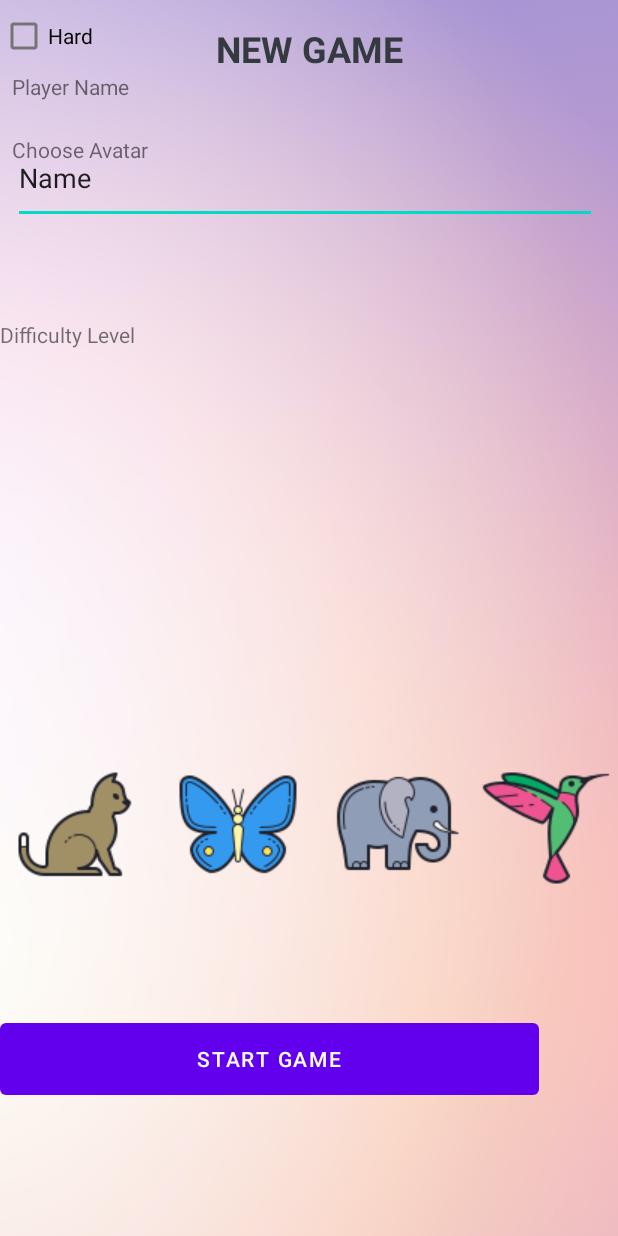
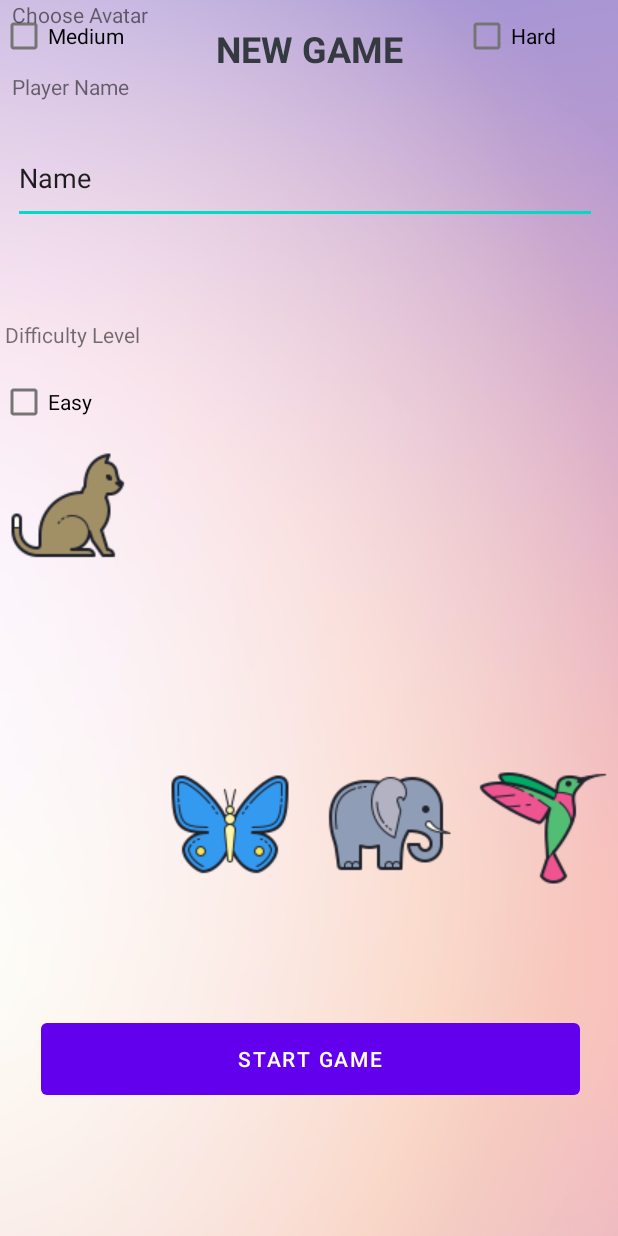
Before and after one commit to KeraLinn/MoG-0423, an Android app: the layout screen_new_game.xml on its own in the app's theme, with its tools: preview values and no code run, on a phone screen of 412 x 824 dp. Run offline under Robolectric (Android 15) with nearby library versions, the light colour scheme and no system bars; Roboto replaces fonts that are not available here.

Commit message:
Added the components for screen_new_game.xml to createNewGame.java class, including methods to get the name, difficulty level, and avatar player has entered upon clicking the complete button.
Still need to implement on click listeners for the checkboxes and avatars (when 1 is selected, if you select another it deselects the first and selects the new one).

```diff
--- a/app/src/main/res/layout/screen_new_game.xml
+++ b/app/src/main/res/layout/screen_new_game.xml
@@ -26,10 +26,13 @@
         android:id="@+id/startButton"
         android:layout_width="359dp"
         android:layout_height="60dp"
+        android:layout_marginStart="27dp"
+        android:layout_marginEnd="26dp"
         android:layout_marginBottom="88dp"
         android:text="Start Game"
         app:layout_constraintBottom_toBottomOf="parent"
-        tools:layout_editor_absoluteX="26dp" />
+        app:layout_constraintEnd_toEndOf="parent"
+        app:layout_constraintStart_toStartOf="parent" />
 
     <TextView
         android:id="@+id/textView2"
@@ -46,22 +49,25 @@
         android:id="@+id/textView3"
         android:layout_width="wrap_content"
         android:layout_height="wrap_content"
+        android:layout_marginStart="3dp"
         android:layout_marginTop="64dp"
         android:text="Difficulty Level"
-        app:layout_constraintTop_toBottomOf="@+id/editTextTextPersonName2"
-        tools:layout_editor_absoluteX="3dp" />
+        app:layout_constraintStart_toStartOf="parent"
+        app:layout_constraintTop_toBottomOf="@+id/editTextTextPersonName2" />
 
     <CheckBox
-        android:id="@+id/checkBox2"
+        android:id="@+id/easyCheck"
         android:layout_width="wrap_content"
         android:layout_height="wrap_content"
+        android:layout_marginTop="11dp"
         android:layout_marginEnd="74dp"
+        android:contextClickable="false"
         android:text="Easy"
         app:layout_constraintEnd_toStartOf="@+id/checkBox3"
-        tools:layout_editor_absoluteY="243dp" />
+        app:layout_constraintTop_toBottomOf="@+id/textView3" />
 
     <CheckBox
-        android:id="@+id/checkBox3"
+        android:id="@+id/mediumCheck"
         android:layout_width="wrap_content"
         android:layout_height="wrap_content"
         android:layout_marginEnd="68dp"
@@ -72,14 +78,15 @@
         app:layout_constraintVertical_bias="0.0" />
 
     <CheckBox
-        android:id="@+id/checkBox4"
+        android:id="@+id/hardcheck"
         android:layout_width="wrap_content"
         android:layout_height="wrap_content"
+        android:layout_marginEnd="41dp"
         android:text="Hard"
         app:layout_constraintBottom_toBottomOf="@+id/checkBox3"
+        app:layout_constraintEnd_toEndOf="parent"
         app:layout_constraintTop_toTopOf="@+id/checkBox3"
-        app:layout_constraintVertical_bias="1.0"
-        tools:layout_editor_absoluteX="308dp" />
+        app:layout_constraintVertical_bias="1.0" />
 
     <TextView
         android:id="@+id/textView4"
@@ -93,26 +100,34 @@
 
     <ImageButton
         android:id="@+id/imageButton6"
+        android:contentDescription="stock image for profile"
         android:layout_width="wrap_content"
         android:layout_height="wrap_content"
         android:layout_marginStart="3dp"
+        android:layout_marginTop="116dp"
+        android:layout_marginEnd="3dp"
         android:layout_marginBottom="76dp"
         android:background="@android:color/transparent"
         app:layout_constraintBottom_toTopOf="@+id/startButton"
+        app:layout_constraintEnd_toEndOf="parent"
         app:layout_constraintStart_toEndOf="@+id/imageButton5"
+        app:layout_constraintTop_toBottomOf="@+id/checkBox4"
         app:srcCompat="@drawable/icons8_hummingbird_100" />
 
     <ImageButton
         android:id="@+id/imageButton3"
+        android:contentDescription="stock image for profile"
         android:layout_width="wrap_content"
         android:layout_height="wrap_content"
         android:layout_marginStart="3dp"
+        android:layout_marginTop="55dp"
         android:layout_marginEnd="2dp"
         android:layout_marginBottom="76dp"
         android:background="@android:color/transparent"
         app:layout_constraintBottom_toTopOf="@+id/startButton"
         app:layout_constraintEnd_toStartOf="@+id/imageButton4"
         app:layout_constraintStart_toStartOf="parent"
+        app:layout_constraintTop_toBottomOf="@+id/textView4"
         app:srcCompat="@drawable/icons8_cat_100" />
 
     <ImageButton
@@ -120,29 +135,36 @@
         android:layout_width="wrap_content"
         android:layout_height="wrap_content"
         android:layout_marginStart="3dp"
+        android:layout_marginTop="116dp"
         android:layout_marginEnd="2dp"
         android:layout_marginBottom="76dp"
         android:background="@android:color/transparent"
+        android:contentDescription="stock image for profile"
         app:layout_constraintBottom_toTopOf="@+id/startButton"
         app:layout_constraintEnd_toStartOf="@+id/imageButton5"
         app:layout_constraintStart_toEndOf="@+id/imageButton3"
+        app:layout_constraintTop_toBottomOf="@+id/checkBox3"
         app:srcCompat="@drawable/icons8_butterfly_100" />
 
     <ImageButton
         android:id="@+id/imageButton5"
+        android:contentDescription="stock image for profile"
         android:layout_width="wrap_content"
         android:layout_height="wrap_content"
         android:layout_marginStart="2dp"
+        android:layout_marginTop="116dp"
         android:layout_marginEnd="3dp"
         android:layout_marginBottom="76dp"
         android:background="@android:color/transparent"
         app:layout_constraintBottom_toTopOf="@+id/startButton"
         app:layout_constraintEnd_toStartOf="@+id/imageButton6"
         app:layout_constraintStart_toEndOf="@+id/imageButton4"
+        app:layout_constraintTop_toBottomOf="@+id/checkBox3"
         app:srcCompat="@drawable/icons8_elephant_100" />
 
     <TextView
         android:id="@+id/textView5"
+        android:contentDescription="stock image for profile"
         android:layout_width="wrap_content"
         android:layout_height="wrap_content"
         android:layout_marginStart="144dp"
```
Also changed, not shown: app/src/main/java/com/example/mog_0423/createNewGame.java (+64 -0 lines), app/src/main/res/layout/screen_home.xml (+12 -4 lines).
